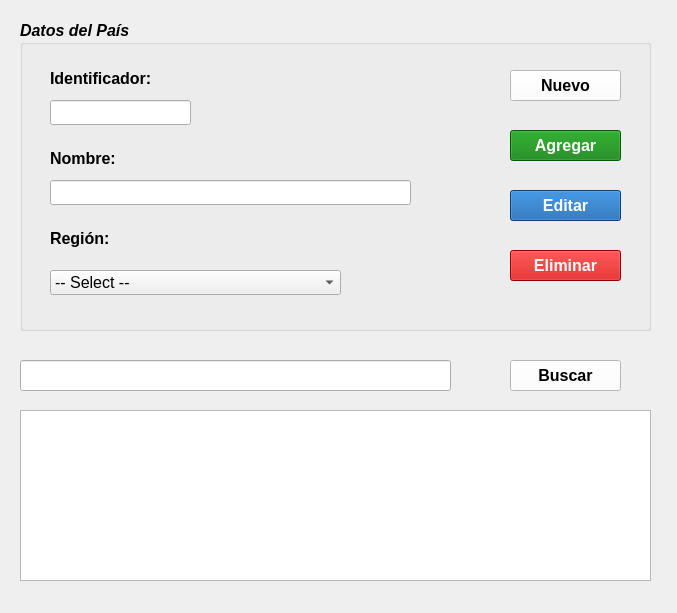
Before: the Qt Designer form vistas/FrmPais.ui in G-Mann00/HR_Seguridad, drawn with Qt 5.
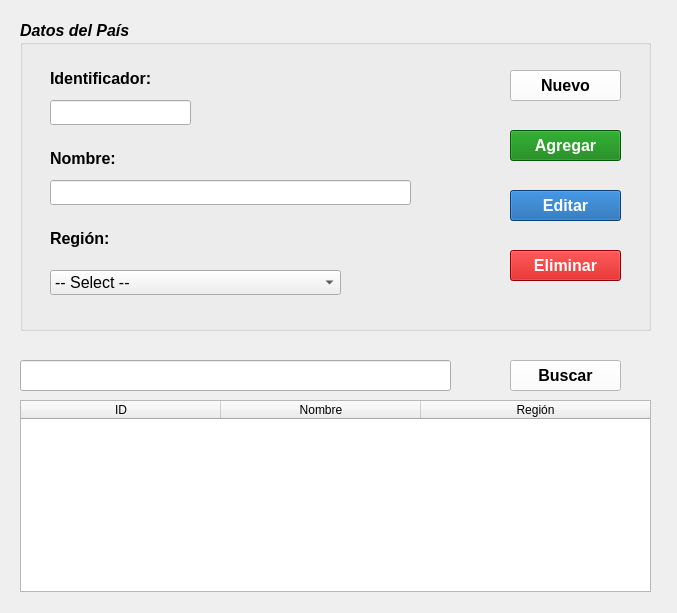
After: the same form once the commit is applied. Icons and pictures are not drawn.

Commit message: se cambiarons los table view a Table widget en los archivos FrmPais.ui,FrmLocalización.ui,FrmRegion.ui

What changed in the file:
```diff
--- a/vistas/FrmPais.ui
+++ b/vistas/FrmPais.ui
@@ -370,20 +370,54 @@
     </size>
    </property>
   </widget>
-  <widget class="QTableView" name="tbv_registroPais">
+  <widget class="QTableWidget" name="tw_registroPais">
    <property name="geometry">
     <rect>
      <x>20</x>
-     <y>410</y>
+     <y>400</y>
      <width>631</width>
-     <height>171</height>
+     <height>192</height>
     </rect>
    </property>
-   <property name="font">
-    <font>
-     <pointsize>12</pointsize>
-    </font>
+   <property name="sizeAdjustPolicy">
+    <enum>QAbstractScrollArea::AdjustToContents</enum>
    </property>
+   <property name="selectionMode">
+    <enum>QAbstractItemView::SingleSelection</enum>
+   </property>
+   <property name="selectionBehavior">
+    <enum>QAbstractItemView::SelectRows</enum>
+   </property>
+   <attribute name="horizontalHeaderVisible">
+    <bool>true</bool>
+   </attribute>
+   <attribute name="horizontalHeaderCascadingSectionResizes">
+    <bool>false</bool>
+   </attribute>
+   <attribute name="horizontalHeaderDefaultSectionSize">
+    <number>200</number>
+   </attribute>
+   <attribute name="horizontalHeaderShowSortIndicator" stdset="0">
+    <bool>false</bool>
+   </attribute>
+   <attribute name="horizontalHeaderStretchLastSection">
+    <bool>true</bool>
+   </attribute>
+   <column>
+    <property name="text">
+     <string>ID</string>
+    </property>
+   </column>
+   <column>
+    <property name="text">
+     <string>Nombre</string>
+    </property>
+   </column>
+   <column>
+    <property name="text">
+     <string>Región</string>
+    </property>
+   </column>
   </widget>
  </widget>
  <tabstops>
```
Left out of the diff: 1 changed line with no effect on the pictures. The commit also changes 5 other files.
